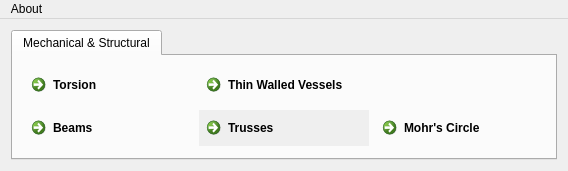
Qt form home.ui (bariscelik/ETools) before a commit.
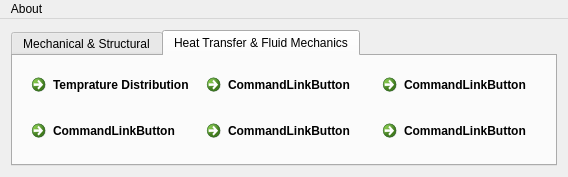
The same form after that commit.

Commit message: [added] temperature distribution solver

Diff of the .ui file:
```diff
--- a/home.ui
+++ b/home.ui
@@ -7,7 +7,7 @@
     <x>0</x>
     <y>0</y>
     <width>568</width>
-    <height>171</height>
+    <height>177</height>
    </rect>
   </property>
   <property name="sizePolicy">
@@ -41,7 +41,7 @@
          <enum>QTabWidget::Rounded</enum>
         </property>
         <property name="currentIndex">
-         <number>0</number>
+         <number>1</number>
         </property>
         <property name="elideMode">
          <enum>Qt::ElideNone</enum>
@@ -79,9 +79,6 @@
             </item>
             <item row="1" column="1" alignment="Qt::AlignVCenter">
              <widget class="QCommandLinkButton" name="commandLinkButton_7">
-              <property name="autoFillBackground">
-               <bool>true</bool>
-              </property>
               <property name="text">
                <string>Trusses</string>
               </property>
@@ -98,6 +95,59 @@
           </item>
          </layout>
         </widget>
+        <widget class="QWidget" name="tab_2">
+         <attribute name="title">
+          <string>Heat Transfer &amp;&amp; Fluid Mechanics</string>
+         </attribute>
+         <layout class="QGridLayout" name="gridLayout_5">
+          <item row="0" column="0">
+           <layout class="QGridLayout" name="gridLayout_2">
+            <item row="0" column="0">
+             <widget class="QCommandLinkButton" name="commandLinkButton">
+              <property name="text">
+               <string>Temprature Distribution</string>
+              </property>
+             </widget>
+            </item>
+            <item row="0" column="1">
+             <widget class="QCommandLinkButton" name="commandLinkButton_5">
+              <property name="text">
+               <string>CommandLinkButton</string>
+              </property>
+             </widget>
+            </item>
+            <item row="1" column="0">
+             <widget class="QCommandLinkButton" name="commandLinkButton_2">
+              <property name="text">
+               <string>CommandLinkButton</string>
+              </property>
+             </widget>
+            </item>
+            <item row="0" column="2">
+             <widget class="QCommandLinkButton" name="commandLinkButton_9">
+              <property name="text">
+               <string>CommandLinkButton</string>
+              </property>
+             </widget>
+            </item>
+            <item row="1" column="1">
+             <widget class="QCommandLinkButton" name="commandLinkButton_10">
+              <property name="text">
+               <string>CommandLinkButton</string>
+              </property>
+             </widget>
+            </item>
+            <item row="1" column="2">
+             <widget class="QCommandLinkButton" name="commandLinkButton_11">
+              <property name="text">
+               <string>CommandLinkButton</string>
+              </property>
+             </widget>
+            </item>
+           </layout>
+          </item>
+         </layout>
+        </widget>
        </widget>
       </item>
      </layout>
```
The commit also changes 19 other files.
